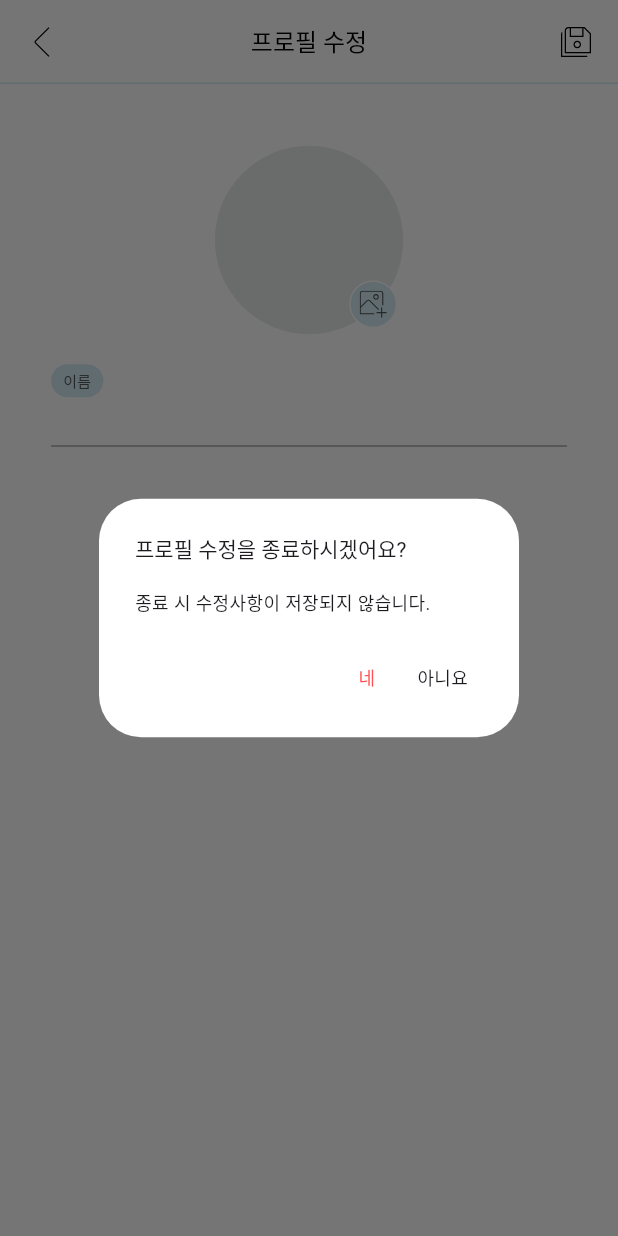
After one commit to hnaa0/piece_of_happiness, a Flutter app: the EditProfileScreen screen opened by its route, after a tap on an icon or button, on a phone screen of 412 x 824 dp. The commit adds this screen. Run offline on Flutter 3.47's test engine with Material 3 defaults, Android fonts, the phone set to English and light mode, and no system bars; our stand-ins replace cloud_firestore, firebase_auth, firebase_core, firebase_storage, flutter_riverpod, flutter_svg and 5 more; accounts and stored records are empty; Roboto replaces fonts that are missing (SsurroundAir).

Commit message:
✨ feat: Implement Edit-Profile screen UI and profile editing feature

```diff
--- a/lib/features/user/models/user_model.dart
+++ b/lib/features/user/models/user_model.dart
@@ -2,11 +2,13 @@ class UserModel {
   final String name;
   final String email;
   final String uid;
+  final bool hasProfileImage;
 
   UserModel({
     required this.name,
     required this.email,
     required this.uid,
+    required this.hasProfileImage,
   });
 
   Map<String, dynamic> toJson() {
@@ -14,16 +16,33 @@ class UserModel {
       "name": name,
       "email": email,
       "uid": uid,
+      "hasProfileImage": hasProfileImage,
     };
   }
 
   UserModel.fromJson(Map<String, dynamic> json)
       : name = json["name"],
         email = json["email"],
-        uid = json["uid"];
+        uid = json["uid"],
+        hasProfileImage = json["hasProfileImage"];
 
   UserModel.empty()
       : name = "",
         email = "",
-        uid = "";
+        uid = "",
+        hasProfileImage = false;
+
+  UserModel copyWith({
+    String? name,
+    String? email,
+    String? uid,
+    bool? hasProfileImage,
+  }) {
+    return UserModel(
+      name: name ?? this.name,
+      email: email ?? this.email,
+      uid: uid ?? this.uid,
+      hasProfileImage: hasProfileImage ?? this.hasProfileImage,
+    );
+  }
 }
--- a/lib/features/user/repos/user_repo.dart
+++ b/lib/features/user/repos/user_repo.dart
@@ -1,12 +1,32 @@
+import 'dart:io';
+
 import 'package:cloud_firestore/cloud_firestore.dart';
+import 'package:firebase_storage/firebase_storage.dart';
 import 'package:flutter_riverpod/flutter_riverpod.dart';
 import 'package:piece_of_happiness/features/user/models/user_model.dart';
 
 class UserRepo {
   final FirebaseFirestore _firestore = FirebaseFirestore.instance;
+  final FirebaseStorage _storage = FirebaseStorage.instance;
 
   Future<void> createProfile({required UserModel user}) async {
     await _firestore.collection("users").doc(user.uid).set(user.toJson());
+  }
+
+  Future<Map<String, dynamic>?> getProfile(String uid) async {
+    final doc = await _firestore.collection("users").doc(uid).get();
+
+    return doc.data();
+  }
+
+  Future<void> updateProfile({
+    required String uid,
+    required Map<String, dynamic> data,
+    required File file,
+  }) async {
+    final fileRef = _storage.ref().child("profileImage/$uid");
+    await fileRef.putFile(file);
+    await _firestore.collection("users").doc(uid).update(data);
   }
 }
 
--- /dev/null
+++ b/lib/features/user/views/edit_profile_screen.dart
@@ -0,0 +1,354 @@
+import 'dart:io';
+
+import 'package:flutter/material.dart';
+import 'package:flutter_riverpod/flutter_riverpod.dart';
+import 'package:flutter_svg/svg.dart';
+import 'package:gap/gap.dart';
+import 'package:go_router/go_router.dart';
+import 'package:image_picker/image_picker.dart';
+import 'package:loading_animation_widget/loading_animation_widget.dart';
+import 'package:piece_of_happiness/constants/colors.dart';
+import 'package:piece_of_happiness/features/settings/view_models/theme_config_view_model.dart';
+import 'package:piece_of_happiness/features/user/view_models/user_view_model.dart';
+import 'package:piece_of_happiness/features/user/views/widgets/user_avatar.dart';
+
+class EditProfileScreen extends ConsumerStatefulWidget {
+  static const routeUrl = "/edit-profile";
+  static const routeName = "edit-profile";
+
+  const EditProfileScreen({super.key});
+
+  @override
+  ConsumerState<EditProfileScreen> createState() => _EditProfileScreenState();
+}
+
+class _EditProfileScreenState extends ConsumerState<EditProfileScreen> {
+  final TextEditingController _nameController = TextEditingController();
+  bool _initLoaded = false;
+  bool _onSaved = false;
+  File _file = File("");
+
+  void _onSaveTap() {
+    if (_nameController.text == "") return;
+
+    ref.read(userProvider.notifier).editProfile(
+          name: _nameController.text,
+          file: _file,
+          context: context,
+        );
+
+    setState(() {
+      _onSaved = true;
+    });
+  }
+
+  void _profileImageTap() async {
+    final pickedImage = await ImagePicker().pickImage(
+      source: ImageSource.gallery,
+      imageQuality: 50,
+      maxHeight: 200,
+      maxWidth: 200,
+    );
+    if (pickedImage != null) {
+      setState(() {
+        _file = File(pickedImage.path);
+      });
+    }
+  }
+
+  @override
+  void dispose() {
+    _nameController.dispose();
+    super.dispose();
+  }
+
+  @override
+  Widget build(BuildContext context) {
+    final isDark = ref.watch(themeConfigProvider).darkMode;
+    final size = MediaQuery.of(context).size;
+
+    return ref.watch(userProvider).when(
+          data: (data) {
+            if (!_initLoaded) {
+              _nameController.text = data.name;
+              setState(() {
+                _initLoaded = true;
+              });
+            }
+
+            return GestureDetector(
+              onTap: () {
+                FocusScope.of(context).unfocus();
+              },
+              child: Scaffold(
+                backgroundColor: Color(
+                  isDark ? ThemeColors.grey_900 : ThemeColors.white,
+                ),
+                appBar: AppBar(
+                  backgroundColor: Color(
+                    isDark ? ThemeColors.grey_900 : ThemeColors.white,
+                  ),
+                  leading: GestureDetector(
+                    behavior: HitTestBehavior.translucent,
+                    onTap: () {
+                      !_onSaved
+                          ? showDialog(
+                              context: context,
+                              builder: (context) {
+                                return AlertDialog(
+                                  backgroundColor: const Color(
+                                    ThemeColors.white,
+                                  ),
+                                  elevation: 0,
+                                  title: const Text(
+                                    "프로필 수정을 종료하시겠어요?",
+                                    style: TextStyle(
+                                      fontSize: 14,
+                                    ),
+                                  ),
+                                  content: const Text(
+                                    "종료 시 수정사항이 저장되지 않습니다.",
+                                    style: TextStyle(
+                                      fontSize: 12,
+                                    ),
+                                  ),
+                                  actionsAlignment: MainAxisAlignment.end,
+                                  actions: [
+                                    GestureDetector(
+                                      behavior: HitTestBehavior.translucent,
+                                      onTap: () {
+                                        Navigator.pop(context);
+                                        context.pop();
+                                      },
+                                      child: Container(
+                                        padding: const EdgeInsets.symmetric(
+                                          vertical: 8,
+                                          horizontal: 10,
+                                        ),
+                                        child: const Text(
+                                          "네",
+                                          style: TextStyle(
+                                            color: Colors.redAccent,
+                                            fontSize: 12,
+                                          ),
+                                        ),
+                                      ),
+                                    ),
+                                    GestureDetector(
+                                      behavior: HitTestBehavior.translucent,
+                                      onTap: () {
+                                        context.pop();
+                                      },
+                                      child: Container(
+                                        padding: const EdgeInsets.symmetric(
+                                          vertical: 8,
+                                          horizontal: 10,
+                                        ),
+                                        child: const Text(
+                                          "아니요",
+                                          style: TextStyle(
+                                            fontSize: 12,
+                                          ),
+                                        ),
+                                      ),
+                                    ),
+                                  ],
+                                );
+                              },
+                            )
+                          : context.pop();
+                    },
+                    child: Padding(
+                      padding: const EdgeInsets.all(18),
+                      child: SvgPicture.asset(
+                        "assets/icons/angle-left.svg",
+                        colorFilter: isDark
+                            ? const ColorFilter.mode(
+                                Color(ThemeColors.white),
+                                BlendMode.srcIn,
+                              )
+                            : null,
+                      ),
+                    ),
+                  ),
+                  title: Text(
+                    "프로필 수정",
+                    style: TextStyle(
+                      fontSize: 16,
+                      color: Color(
+                        isDark ? ThemeColors.white : ThemeColors.black,
+                      ),
+                    ),
+                  ),
+                  centerTitle: true,
+                  shape: Border(
+                    bottom: BorderSide(
+                      color: Color(
+                        isDark ? ThemeColors.grey_500 : ThemeColors.lightBlue,
+                      ),
+                    ),
+                  ),
+                  actions: [
+                    GestureDetector(
+                      behavior: HitTestBehavior.translucent,
+                      onTap:
+                          ref.watch(userProvider).isLoading ? null : _onSaveTap,
+                      child: Padding(
+                        padding: const EdgeInsets.all(18),
+                        child: SvgPicture.asset(
+                          "assets/icons/floppy-disks.svg",
+                          width: 20,
+                          height: 20,
+                          colorFilter: ref.watch(userProvider).isLoading
+                              ? const ColorFilter.mode(
+                                  Color(
+                                    ThemeColors.grey_500,
+                                  ),
+                                  BlendMode.srcIn,
+                                )
+                              : null,
+                        ),
+                      ),
+                    ),
+                  ],
+                ),
+                body: SingleChildScrollView(
+                  child: Padding(
+                    padding: const EdgeInsets.symmetric(
+                      horizontal: 18,
+                    ),
+                    child: Column(
+                      crossAxisAlignment: CrossAxisAlignment.center,
+                      children: [
+                        Gap(size.width * 0.1),
+                        GestureDetector(
+                          onTap: _profileImageTap,
+                          child: Stack(
+                            children: [
+                              UserAvatar(
+                                data: data,
+                                file: _file,
+                              ),
+                              Positioned(
+                                bottom: 4,
+                                right: 4,
+                                child: Container(
+                                  padding: const EdgeInsets.all(6),
+                                  decoration: BoxDecoration(
+                                    color: const Color(
+                                      ThemeColors.lightBlue,
+                                    ),
+                                    shape: BoxShape.circle,
+                                    border: Border.all(
+                                      color: const Color(
+                                        ThemeColors.white,
+                                      ),
+                                    ),
+                                  ),
+                                  child: SvgPicture.asset(
+                                    "assets/icons/add-image.svg",
+                                    width: 18,
+                                    height: 18,
+                                    colorFilter: const ColorFilter.mode(
+                                      Color(
+                                        ThemeColors.grey_800,
+                                      ),
+                                      BlendMode.srcIn,
+                                    ),
+                                  ),
+                                ),
+                              ),
+                            ],
+                          ),
+                        ),
+                        const Gap(20),
+                        Form(
+                          child: Padding(
+                            padding: const EdgeInsets.symmetric(
+                              horizontal: 16,
+                            ),
+                            child: Column(
+                              crossAxisAlignment: CrossAxisAlignment.start,
+                              children: [
+                                Container(
+                                  padding: const EdgeInsets.symmetric(
+                                    vertical: 4,
+                                    horizontal: 8,
+                                  ),
+                                  decoration: BoxDecoration(
+                                    color: const Color(
+                                      ThemeColors.lightBlue,
+                                    ),
+                                    borderRadius: BorderRadius.circular(20),
+                                  ),
+                                  child: const Text(
+                                    "이름",
+                                    style: TextStyle(
+                                        fontSize: 10,
+                                        color: Color(
+                                          ThemeColors.grey_800,
+                                        )),
+                                  ),
+                                ),
+                                const Gap(4),
+                                TextFormField(
+                                  controller: _nameController,
+                                  style: const TextStyle(
+                                    fontSize: 14,
+                                  ),
+                                  decoration: const InputDecoration(
+                                    isDense: true,
+                                    enabledBorder: UnderlineInputBorder(
+                                      borderSide: BorderSide(
+                                        width: 1,
+                                        color: Color(
+                                          ThemeColors.grey_500,
+                                        ),
+                                      ),
+                                    ),
+                                    focusedBorder: UnderlineInputBorder(
+                                      borderSide: BorderSide(
+                                        width: 1,
+                                        color: Color(
+                                          ThemeColors.blue,
+                                        ),
+                                      ),
+                                    ),
+                                  ),
+                                ),
+                                const Gap(10),
+                              ],
+                            ),
+                          ),
+                        ),
+                      ],
+                    ),
+                  ),
+                ),
+              ),
+            );
+          },
+          error: (error, stackTrace) => Center(
+            child: Text("$error"),
+          ),
+          loading: () => Stack(
+            children: [
+              Container(
+                color: Colors.transparent,
+              ),
+              ModalBarrier(
+                dismissible: false,
+                color: const Color(ThemeColors.black).withOpacity(0.2),
+              ),
+              Center(
+                child: LoadingAnimationWidget.twistingDots(
+                  leftDotColor: const Color(ThemeColors.lightBlue),
+                  rightDotColor: const Color(ThemeColors.blue),
+                  size: 20,
+                ),
+              ),
+            ],
+          ),
+        );
+  }
+}
--- /dev/null
+++ b/lib/features/user/views/widgets/user_avatar.dart
@@ -0,0 +1,51 @@
+import 'dart:io';
+
+import 'package:flutter/material.dart';
+import 'package:piece_of_happiness/constants/colors.dart';
+import 'package:piece_of_happiness/features/user/models/user_model.dart';
+
+class UserAvatar extends StatelessWidget {
+  const UserAvatar({
+    super.key,
+    required this.data,
+    required this.file,
+  });
+
+  final UserModel data;
+  final File file;
+
+  @override
+  Widget build(BuildContext context) {
+    final size = MediaQuery.of(context).size;
+
+    return Container(
+      clipBehavior: Clip.hardEdge,
+      padding: const EdgeInsets.all(1),
+      decoration: const BoxDecoration(
+        shape: BoxShape.circle,
+        color: Color(
+          ThemeColors.grey_200,
+        ),
+      ),
+      child: Container(
+        clipBehavior: Clip.hardEdge,
+        width: size.width * 0.3,
+        height: size.width * 0.3,
+        decoration: const BoxDecoration(
+          shape: BoxShape.circle,
+        ),
+        child: file.path.isNotEmpty
+            ? Image.file(
+                file,
+                fit: BoxFit.cover,
+              )
+            : data.hasProfileImage
+                ? Image.network(
+                    "https://firebasestorage.googleapis.com/v0/b/piece-of-happiness.appspot.com/o/profileImage%2F${data.uid}?alt=media&time=${DateTime.now().toString()}",
+                    fit: BoxFit.cover,
+                  )
+                : null,
+      ),
+    );
+  }
+}
--- a/lib/router.dart
+++ b/lib/router.dart
@@ -5,6 +5,7 @@ import 'package:piece_of_happiness/features/authentication/views/sign_in_screen.
 import 'package:piece_of_happiness/features/authentication/views/sign_up_screen.dart';
 import 'package:piece_of_happiness/features/home/views/home_screen.dart';
 import 'package:piece_of_happiness/features/settings/views/settings_screen.dart';
+import 'package:piece_of_happiness/features/user/views/edit_profile_screen.dart';
 
 final routerProvider = Provider(
   (ref) {
@@ -40,6 +41,11 @@ final routerProvider = Provider(
           builder: (context, state) => const HomeScreen(),
         ),
         GoRoute(
+          path: EditProfileScreen.routeUrl,
+          name: EditProfileScreen.routeName,
+          builder: (context, state) => const EditProfileScreen(),
+        ),
+        GoRoute(
           path: SettingsScreen.routeUrl,
           name: SettingsScreen.routeName,
           builder: (context, state) => const SettingsScreen(),
--- a/pubspec.yaml
+++ b/pubspec.yaml
@@ -47,6 +47,7 @@ dependencies:
   firebase_core: ^3.4.0
   firebase_auth: ^5.2.0
   cloud_firestore: ^5.4.0
+  firebase_storage: ^12.3.4
 
   device_preview: ^1.2.0
 
@@ -55,6 +56,10 @@ dependencies:
   loading_animation_widget: ^1.2.1
 
   shared_preferences: ^2.3.2
+
+  image_picker: ^1.1.2
+
+  permission_handler: ^11.3.1
 
 dev_dependencies:
   flutter_test:
```
Also changed, not shown: lib/features/home/views/home_screen.dart (+17 -6 lines), lib/features/home/views/widgets/wavy_app_bar.dart (+17 -5 lines), lib/features/settings/views/settings_screen.dart (+36 -2 lines), lib/features/user/view_models/user_view_model.dart (+64 -0 lines), assets/icons/add-image.svg (added), assets/icons/floppy-disks.svg (added), assets/icons/user-pen.svg (added), pubspec.lock, 6 other files.
